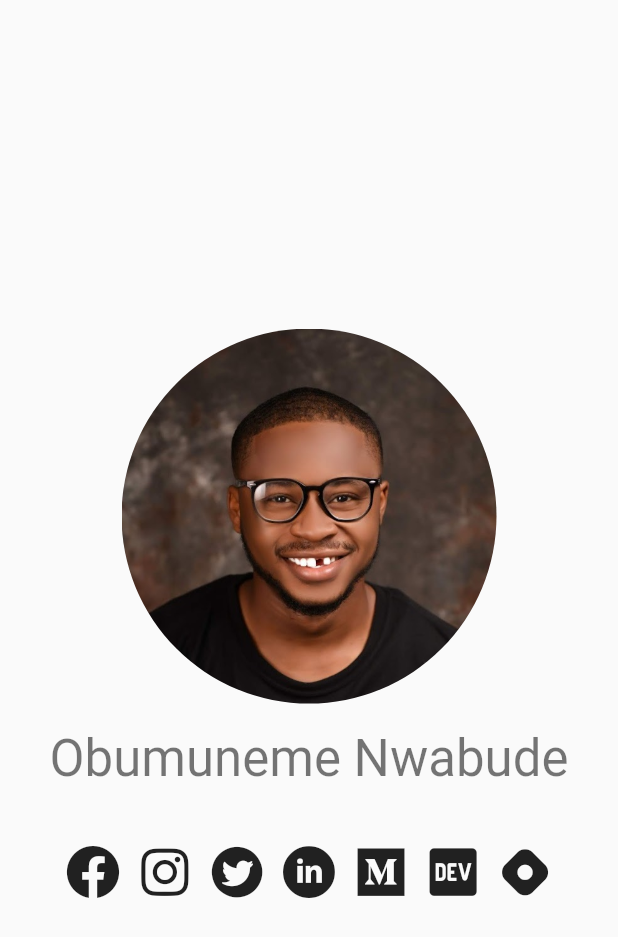
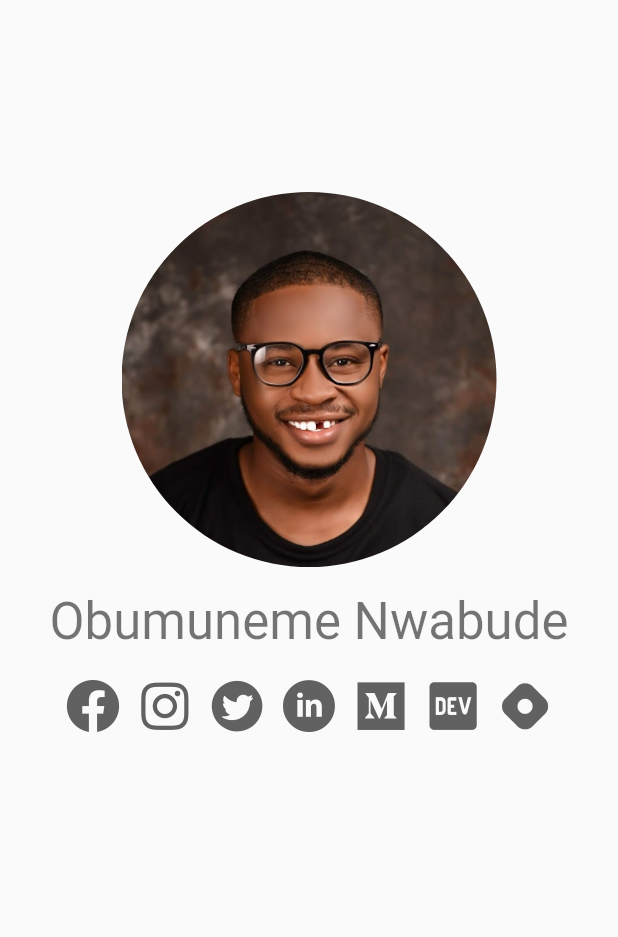
Before and after one commit to obumnwabude/obumnwabude, a Flutter app: the screen it shows after launch, on a phone screen of 412 x 824 dp. Shown: the top 937 px of the screen. Run offline on Flutter 3.47's test engine with Material 2 defaults, Android fonts, the phone set to English and light mode, and no system bars.

Commit message:
make app scrollable in landscape orientation.
extract the home to a HomeScreen widget to permit usage of MediaQuery.
reduce top padding in landscape mode.
make social media buttons to have same color as headline text.
reduce padding between headline text and social media buttons.

```diff
--- a/lib/main.dart
+++ b/lib/main.dart
@@ -8,8 +8,6 @@ void main() {
 }
 
 class MyApp extends StatelessWidget {
-  String capitalize(String str) => str[0].toUpperCase() + str.substring(1);
-
   @override
   Widget build(BuildContext context) {
     return MaterialApp(
@@ -18,24 +16,41 @@ class MyApp extends StatelessWidget {
         theme: ThemeData(
           primarySwatch: Colors.lightBlue,
         ),
-      home: Scaffold(
-        body: Center(
-          child: Column(
-            mainAxisAlignment: MainAxisAlignment.center,
+        home: HomeScreen());
+  }
+}
+
+class HomeScreen extends StatelessWidget {
+  String capitalize(String str) => str[0].toUpperCase() + str.substring(1);
+
+  @override
+  Widget build(BuildContext context) {
+    return Scaffold(
+      body: ListView(
         children: <Widget>[
-              ClipRRect(
+          Padding(
+            padding: EdgeInsets.only(
+                top: MediaQuery.of(context).orientation == Orientation.portrait
+                    ? 128
+                    : 32),
+            child: Center(
+              child: ClipRRect(
                 borderRadius: BorderRadius.circular(10000),
                 child: Image.asset('assets/images/obum.jpg', width: 250),
               ),
+            ),
+          ),
           Padding(
-                padding: EdgeInsets.only(top: 16.0, bottom: 32.0),
+            padding: EdgeInsets.only(top: 16, bottom: 12),
             child: Text(
               'Obumuneme Nwabude',
               style: Theme.of(context).textTheme.headline4,
               textAlign: TextAlign.center,
             ),
           ),
-              Row(
+          Padding(
+            padding: const EdgeInsets.only(bottom: 32),
+            child: Row(
                 mainAxisAlignment: MainAxisAlignment.center,
                 children: socialLinks.map((sL) {
                   return IconButton(
@@ -43,11 +58,10 @@ class MyApp extends StatelessWidget {
                       icon: Icon(SocialIcons.icons[sL.icon], size: 36),
                       onPressed: () => launch(sL.link),
                       tooltip: capitalize(sL.icon),
-                    );
-                  }).toList())
+                      color: Colors.grey.shade700);
+                }).toList()),
+          )
         ],
-          ),
-        ),
       ),
     );
   }
```
Lines whose indentation alone changed are shown as unchanged.
